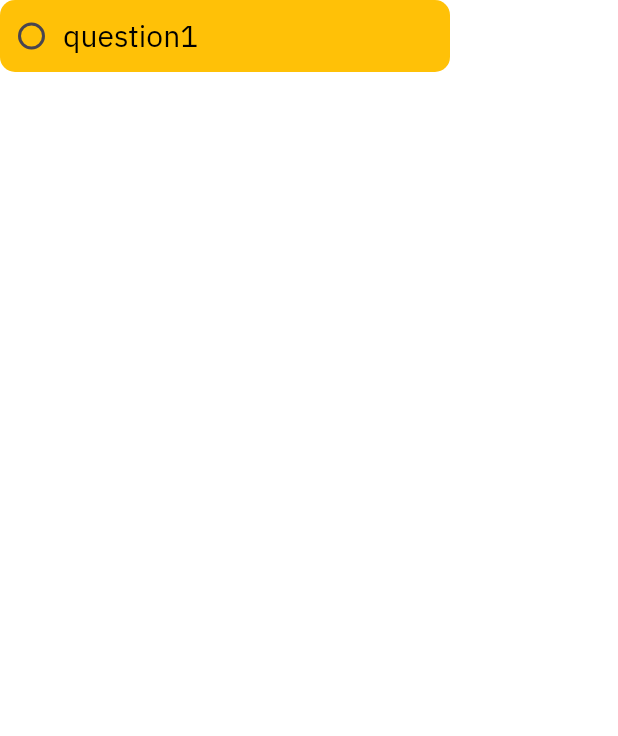
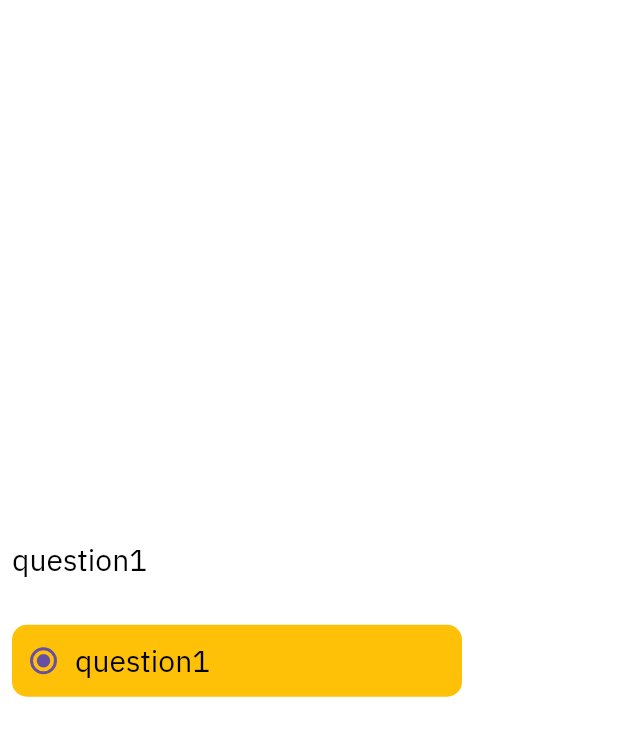
Before and after one commit to yousifdahabra/aegis-ai-app, a Flutter app: the CustomRadioButton screen opened directly, after a tap on "question1", on a phone screen of 412 x 824 dp. Shown: the top 736 px of the screen. Run offline on Flutter 3.47's test engine with Material 3 defaults, Android fonts, the phone set to English and light mode, and no system bars; our stand-ins replace animate_do, smooth_page_indicator.

Commit message:
App - update CustomRadioButton update RadioMenuButton - wrap with Scaffold and Padding

```diff
--- a/lib/common_widget/questions/custom_radio_button.dart
+++ b/lib/common_widget/questions/custom_radio_button.dart
@@ -11,14 +11,28 @@ class _CustomRadioButtonState extends State<CustomRadioButton> {
   String selectedOption = 'None Select';
   @override
   Widget build(BuildContext context) {
-    return Column(
+    return Scaffold(
+      body: Padding(
+        padding: const EdgeInsets.all(8.0),
+        child: Column(
+          mainAxisAlignment: MainAxisAlignment.center,
+          crossAxisAlignment: CrossAxisAlignment.start,
           children: [
+            Text(
+              "question1",
+              style: Theme.of(context).textTheme.headlineSmall,
+            ),
+            SizedBox(
+              height: 30,
+            ),
             SizedBox(
               width: 300,
               child: RadioMenuButton(
                 value: "question1",
                 groupValue: selectedOption,
-            onChanged: (selectOption) {},
+                onChanged: (selectValue) {
+                  setState(() => selectedOption = selectValue!);
+                },
                 style: ButtonStyle(
                     shape: WidgetStatePropertyAll(
                       RoundedRectangleBorder(
@@ -28,7 +42,8 @@ class _CustomRadioButtonState extends State<CustomRadioButton> {
                       ),
                     ),
                     elevation: const WidgetStatePropertyAll(2),
-                backgroundColor: const WidgetStatePropertyAll(Colors.amber)),
+                    backgroundColor:
+                        const WidgetStatePropertyAll(Colors.amber)),
                 child: Text(
                   "question1",
                   style: Theme.of(context).textTheme.headlineSmall,
@@ -36,6 +51,8 @@ class _CustomRadioButtonState extends State<CustomRadioButton> {
               ),
             ),
           ],
+        ),
+      ),
     );
   }
 }
```
Lines whose indentation alone changed are shown as unchanged.
